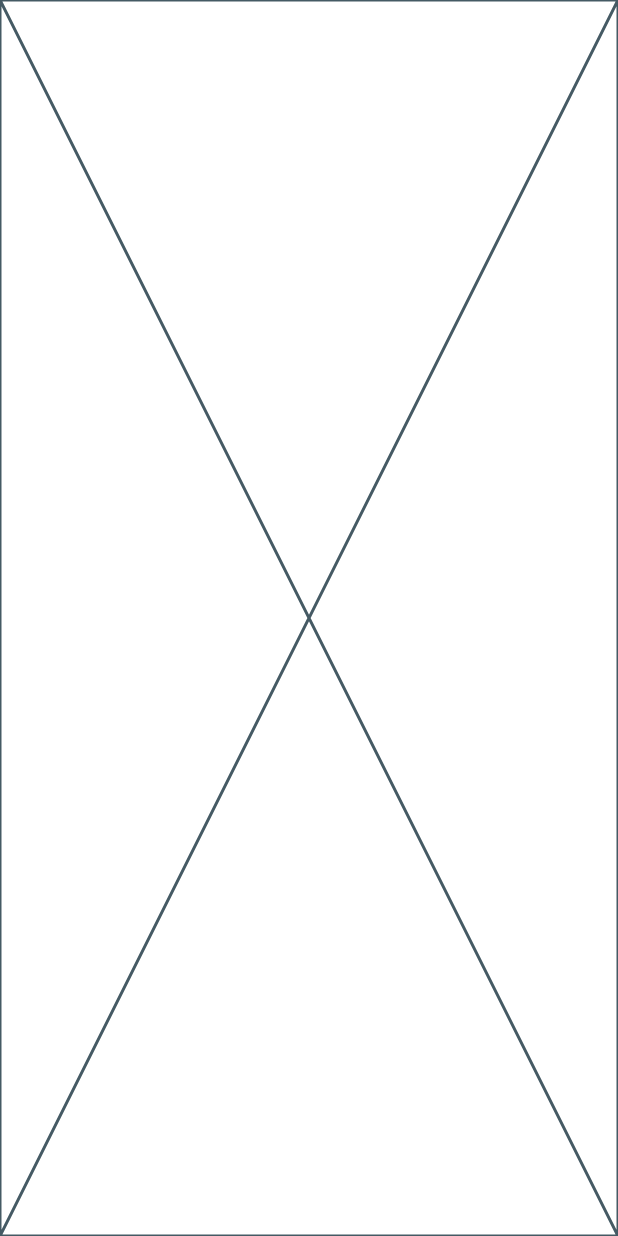
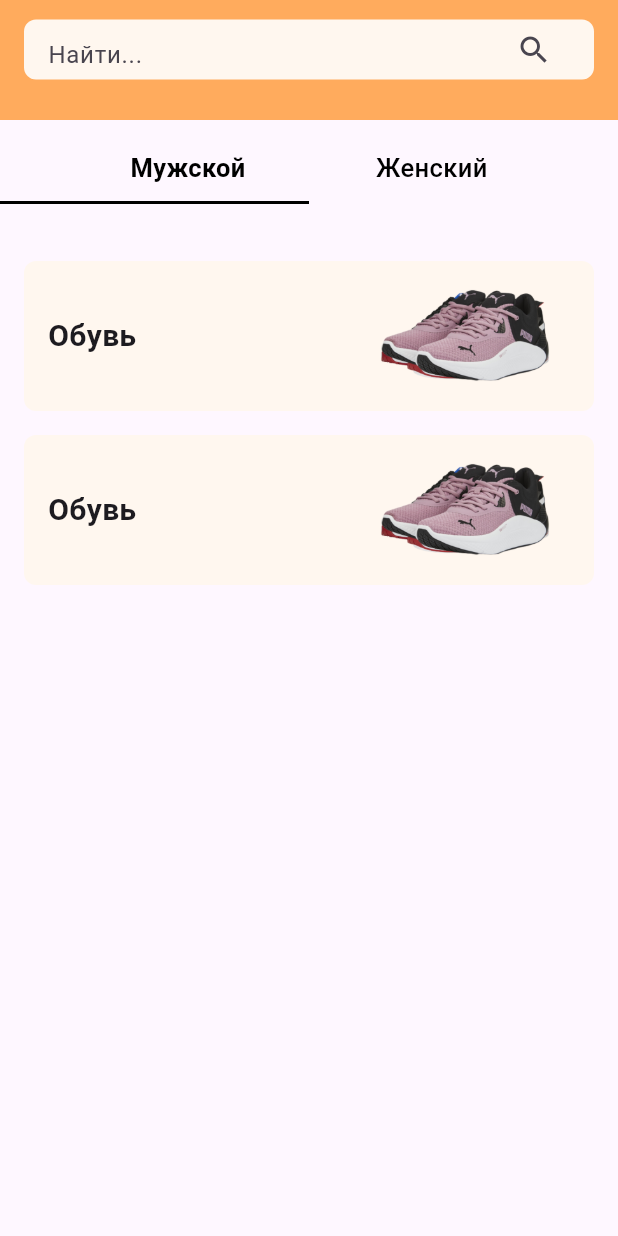
Before and after one commit to nurad1love/elif-shop, a Flutter app: the screen it shows after launch, on a phone screen of 412 x 824 dp. Run offline on Flutter 3.47's test engine with Material 3 defaults, Android fonts, the phone set to English and light mode, and no system bars.

Commit message:
feat: add search_page

```diff
--- /dev/null
+++ b/lib/features/auth/view/pages/search_page.dart
@@ -0,0 +1,177 @@
+import 'package:elif_shop/features/auth/view/pages/search_detail_page.dart';
+import 'package:flutter/material.dart';
+
+class SearchPage extends StatefulWidget {
+  const SearchPage({Key? key}) : super(key: key);
+
+  @override
+  _SearchPageState createState() => _SearchPageState();
+}
+
+class _SearchPageState extends State<SearchPage> {
+  final List<String> shoeNames = ['Обувь', 'Обувь'];
+  late int _selectedOptionIndex;
+
+  @override
+  void initState() {
+    super.initState();
+    _selectedOptionIndex = 0;
+  }
+
+  @override
+  Widget build(BuildContext context) {
+    return Scaffold(
+      appBar: PreferredSize(
+        preferredSize: const Size.fromHeight(80.0),
+        child: AppBar(
+          centerTitle: true,
+          backgroundColor: const Color(0xffFFAB5D),
+          title: Column(
+            children: [
+              const SizedBox(height: 10),
+              Container(
+                height: 40,
+                padding: const EdgeInsets.symmetric(horizontal: 16),
+                decoration: BoxDecoration(
+                  color: const Color(0xffFFF7EF),
+                  borderRadius: BorderRadius.circular(8),
+                ),
+                child: Row(
+                  children: [
+                    Expanded(
+                      child: TextField(
+                        decoration: const InputDecoration(
+                          suffixIcon: Icon(Icons.search),
+                          hintText: 'Найти...',
+                          border: InputBorder.none,
+                        ),
+                        style: const TextStyle(color: Colors.black),
+                        onChanged: (value) {
+                        },
+                      ),
+                    ),
+                  ],
+                ),
+              ),
+            ],
+          ),
+          elevation: 0,
+        ),
+      ),
+      body: Column(
+        crossAxisAlignment: CrossAxisAlignment.stretch,
+        children: [
+          const SizedBox(height: 20),
+          Row(
+            mainAxisAlignment: MainAxisAlignment.spaceEvenly,
+            children: [
+              InkWell(
+                onTap: () {
+                  setState(() {
+                    _selectedOptionIndex = 0;
+                  });
+                },
+                child: Text(
+                  'Мужской',
+                  style: TextStyle(
+                    fontWeight: _selectedOptionIndex == 0
+                        ? FontWeight.bold
+                        : FontWeight.w500,
+                    fontSize: 17,
+                    color: Colors.black,
+                  ),
+                ),
+              ),
+              InkWell(
+                onTap: () {
+                  setState(() {
+                    _selectedOptionIndex = 1;
+                  });
+                },
+                child: Text(
+                  'Женский',
+                  style: TextStyle(
+                    fontWeight: _selectedOptionIndex == 1
+                        ? FontWeight.bold
+                        : FontWeight.w500,
+                    fontSize: 17,
+                    color: Colors.black,
+                  ),
+                ),
+              ),
+            ],
+          ),
+          const SizedBox(height: 10),
+          Row(
+            children: [
+              Expanded(
+                child: Container(
+                  height: 2,
+                  color: _selectedOptionIndex == 0
+                      ? Colors.black
+                      : Colors.transparent,
+                ),
+              ),
+              Expanded(
+                child: Container(
+                  height: 2,
+                  color: _selectedOptionIndex == 1
+                      ? Colors.black
+                      : Colors.transparent,
+                ),
+              ),
+            ],
+          ),
+          const SizedBox(height: 30),
+          Expanded(
+            child: ListView.builder(
+              itemCount: shoeNames.length,
+              itemBuilder: (context, index) {
+                return GestureDetector(
+                  onTap: () {
+                    Navigator.push(context, MaterialPageRoute(builder: (context) => const SearchDetailPage(),));
+                  },
+                  child: Container(
+                    height: 100,
+                    margin: const EdgeInsets.symmetric(vertical: 8, horizontal: 16),
+                    padding: const EdgeInsets.all(16),
+                    decoration: BoxDecoration(
+                      color: const Color(0xffFFF7EF),
+                      borderRadius: BorderRadius.circular(8),
+                    ),
+                    child: Row(
+                      children: [
+                        Expanded(
+                          child: Column(
+                            crossAxisAlignment: CrossAxisAlignment.start,
+                            mainAxisAlignment: MainAxisAlignment.center,
+                            children: [
+                              Text(
+                                shoeNames[index],
+                                style: const TextStyle(
+                                  fontSize: 20,
+                                  fontWeight: FontWeight.bold,
+                                ),
+                              ),
+                            ],
+                          ),
+                        ),
+                        const SizedBox(width: 10),
+                        Image.asset(
+                          'assets/images/puma1.png',
+                          width: 140,
+                          height: 120,
+                          fit: BoxFit.cover,
+                        ),
+                      ],
+                    ),
+                  ),
+                );
+              },
+            ),
+          ),
+        ],
+      ),
+    );
+  }
+}
--- a/lib/main.dart
+++ b/lib/main.dart
@@ -1,3 +1,4 @@
+import 'package:elif_shop/features/auth/view/pages/search_page.dart';
 import 'package:flutter/material.dart';
 
 import 'features/auth/view/pages/login_page.dart';
@@ -10,7 +11,8 @@ class App extends StatelessWidget {
   @override
   Widget build(BuildContext context) {
     return const MaterialApp(
-      home: LogInPage(),
+      debugShowCheckedModeBanner: false,
+      home: SearchPage(),
     );
   }
 }
```
Also changed, not shown: lib/features/auth/view/pages/search_detail_page.dart (added, +256 -0 lines), assets/images/gucci.png (added), assets/images/puma1.png (added).
